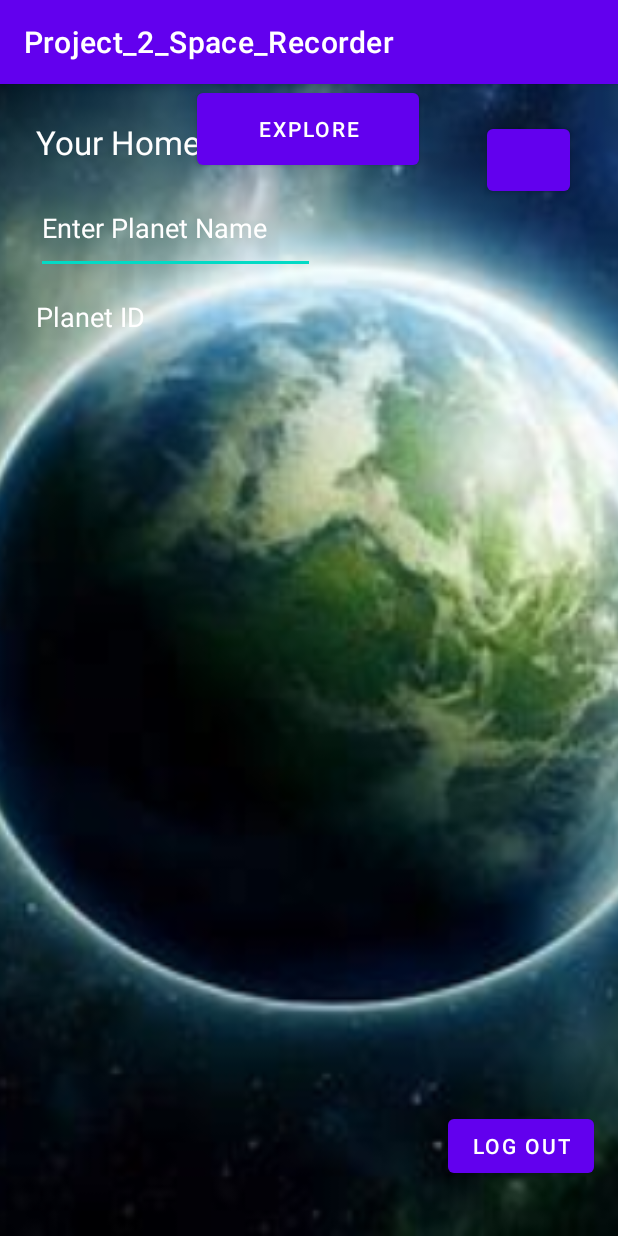
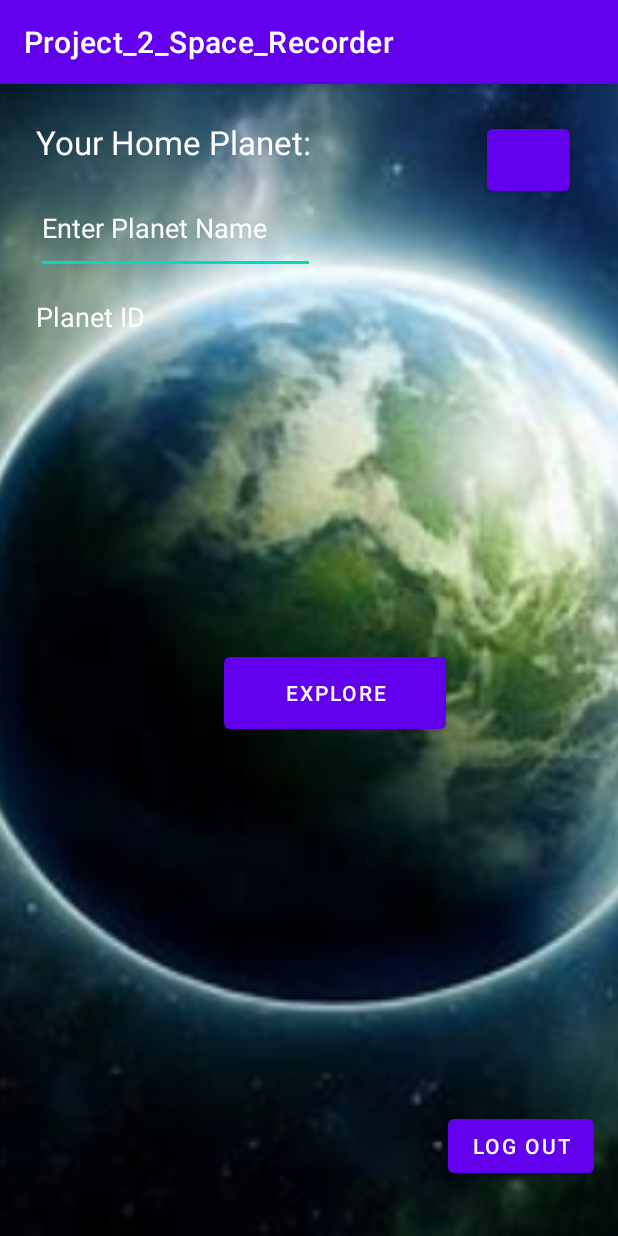
Before and after one commit to TomasDiazWahl/Project_2_Space_Recorder, an Android app: the LandingPageActivity screen opened directly, with no data from a screen before it, on a phone screen of 412 x 824 dp. Run offline under Robolectric (Android 15) with nearby library versions, the phone set to English and light mode, and no system bars; our stand-ins replace Room's generated code; 3 statements that could not run were skipped.

Commit message:
Fixed broken explore button on landing page

```diff
--- a/app/src/main/res/layout/activity_landing_page.xml
+++ b/app/src/main/res/layout/activity_landing_page.xml
@@ -45,18 +45,18 @@
         app:layout_constraintTop_toTopOf="parent"
         app:layout_constraintVertical_bias="0.967" />
 
+
     <Button
         android:id="@+id/button_explore"
         android:layout_width="148dp"
         android:layout_height="60dp"
-        android:layout_marginTop="396dp"
+        android:layout_marginTop="376dp"
         android:gravity="center"
         android:text="@string/button_explore"
         app:layout_constraintEnd_toEndOf="parent"
-        app:layout_constraintHorizontal_bias="0.498"
+        app:layout_constraintHorizontal_bias="0.566"
         app:layout_constraintStart_toStartOf="parent"
-        app:layout_constraintTop_toTopOf="@+id/imageView" />
-
+        app:layout_constraintTop_toTopOf="parent" />
 
     <Button
         android:id="@+id/button_profile"
```
